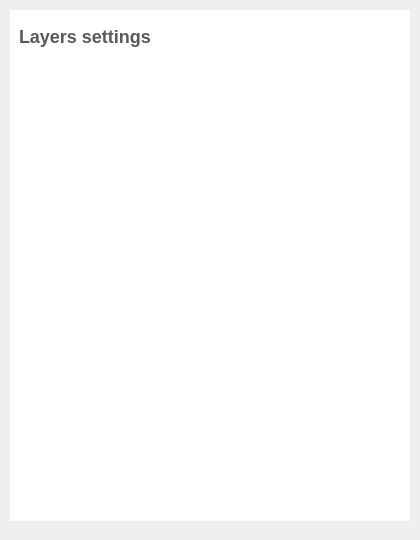
Qt form library/tulip-gui/designer/SceneLayersConfigWidget.ui (vadivelselvaraj/TulipGLImprovement) before a commit.
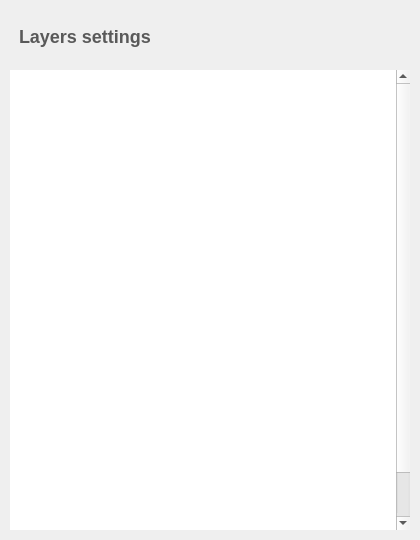
The same form after that commit. Icons and pictures are not drawn.

Commit message: ensure automatic resizing of GlMainView configuration widgets

What changed in the file:
```diff
--- a/library/tulip-gui/designer/SceneLayersConfigWidget.ui
+++ b/library/tulip-gui/designer/SceneLayersConfigWidget.ui
@@ -85,6 +85,35 @@
    <property name="margin">
     <number>10</number>
    </property>
+   <item>
+     <widget class="QFrame" name="horizontalFrame_2">
+       <property name="sizePolicy">
+	 <sizepolicy hsizetype="Preferred" vsizetype="Maximum">
+           <horstretch>0</horstretch>
+           <verstretch>0</verstretch>
+	 </sizepolicy>
+       </property>
+       <layout class="QHBoxLayout" name="horizontalLayout_4">
+	 <item>
+           <widget class="QLabel" name="title">
+	     <property name="minimumSize">
+	       <size>
+		 <width>0</width>
+		 <height>36</height>
+	       </size>
+	     </property>
+	     <property name="styleSheet">
+	       <string notr="true">font-weight: bold;
+	       color: #595959;</string>
+	     </property>
+	     <property name="text">
+	       <string>&lt;font size=&quot;5&quot;&gt;Layers settings&lt;/font&gt;</string>
+	     </property>
+           </widget>
+	 </item>
+       </layout>
+     </widget>
+   </item>
    <item>
     <widget class="QScrollArea" name="scrollArea">
      <property name="sizePolicy">
@@ -136,35 +165,6 @@
        <property name="bottomMargin">
         <number>0</number>
        </property>
-       <item>
-        <widget class="QFrame" name="horizontalFrame_2">
-         <property name="sizePolicy">
-          <sizepolicy hsizetype="Preferred" vsizetype="Maximum">
-           <horstretch>0</horstretch>
-           <verstretch>0</verstretch>
-          </sizepolicy>
-         </property>
-         <layout class="QHBoxLayout" name="horizontalLayout_4">
-          <item>
-           <widget class="QLabel" name="title">
-            <property name="minimumSize">
-             <size>
-              <width>0</width>
-              <height>36</height>
-             </size>
-            </property>
-            <property name="styleSheet">
-             <string notr="true">font-weight: bold;
-color: #595959;</string>
-            </property>
-            <property name="text">
-             <string>&lt;font size=&quot;5&quot;&gt;Layers settings&lt;/font&gt;</string>
-            </property>
-           </widget>
-          </item>
-         </layout>
-        </widget>
-       </item>
        <item>
         <widget class="QTreeView" name="treeView">
          <property name="frameShape">
```
The commit also changes 3 other files.
